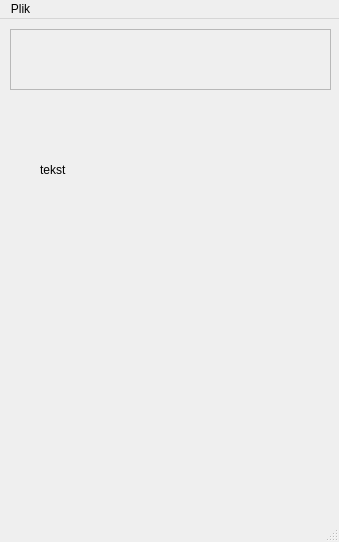
Old version of the form mainwindow.ui in the repository Sc4red/GDM.
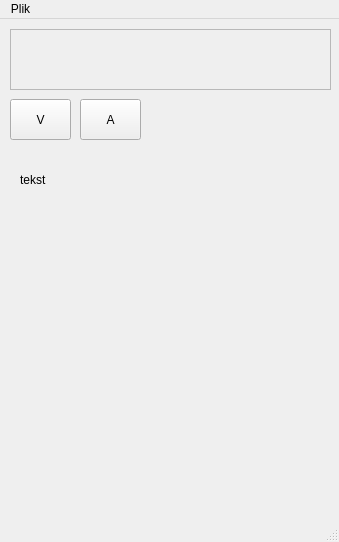
New version of the form.

What changed in the file:
```diff
--- a/mainwindow.ui
+++ b/mainwindow.ui
@@ -33,8 +33,8 @@
     </property>
     <property name="geometry">
      <rect>
-      <x>40</x>
-      <y>130</y>
+      <x>20</x>
+      <y>140</y>
       <width>131</width>
       <height>41</height>
      </rect>
@@ -43,6 +43,32 @@
      <string>tekst</string>
     </property>
    </widget>
+   <widget class="QPushButton" name="pushButton">
+    <property name="geometry">
+     <rect>
+      <x>10</x>
+      <y>80</y>
+      <width>61</width>
+      <height>41</height>
+     </rect>
+    </property>
+    <property name="text">
+     <string>V</string>
+    </property>
+   </widget>
+   <widget class="QPushButton" name="pushButton_2">
+    <property name="geometry">
+     <rect>
+      <x>80</x>
+      <y>80</y>
+      <width>61</width>
+      <height>41</height>
+     </rect>
+    </property>
+    <property name="text">
+     <string>A</string>
+    </property>
+   </widget>
   </widget>
   <widget class="QMenuBar" name="menubar">
    <property name="geometry">
```
